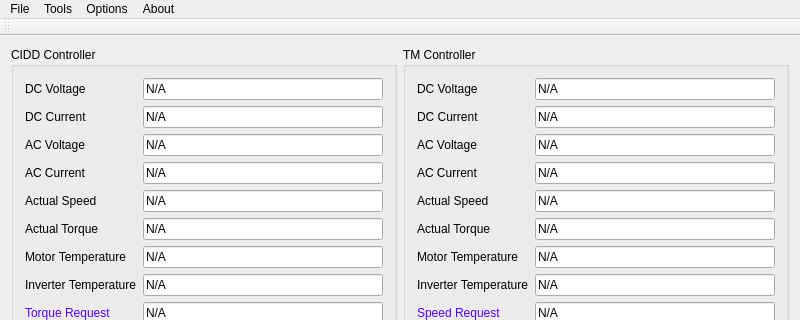
Before: the Qt Designer form canTestTool/main/ui/mainwindow.ui in f0ghua/tmpProject, drawn with Qt 5; both pictures show x 0 to 800 and y 0 to 320 of the 800 by 671 pixel window.
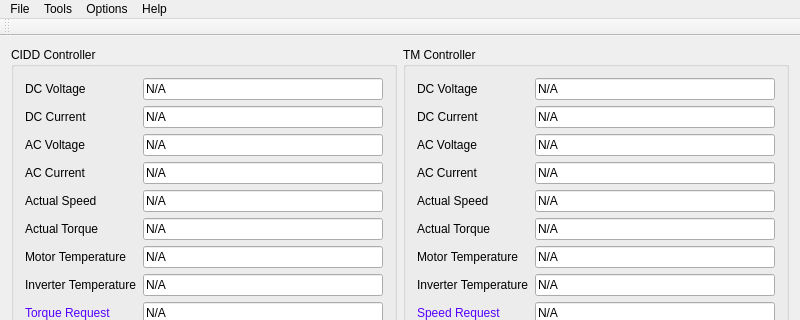
After: the same form once the commit is applied. Icons and pictures are not drawn.

Commit message: + add about dialog + fix some bugs

The edit to the form file:
```diff
--- a/canTestTool/main/ui/mainwindow.ui
+++ b/canTestTool/main/ui/mainwindow.ui
@@ -541,7 +541,7 @@
    </widget>
    <widget class="QMenu" name="menuAbout">
     <property name="title">
-     <string>About</string>
+     <string>Help</string>
     </property>
    </widget>
    <widget class="QMenu" name="menuTools">
```
Left out of the diff: 51 changed lines with no effect on the pictures. The commit also changes 9 other files.
